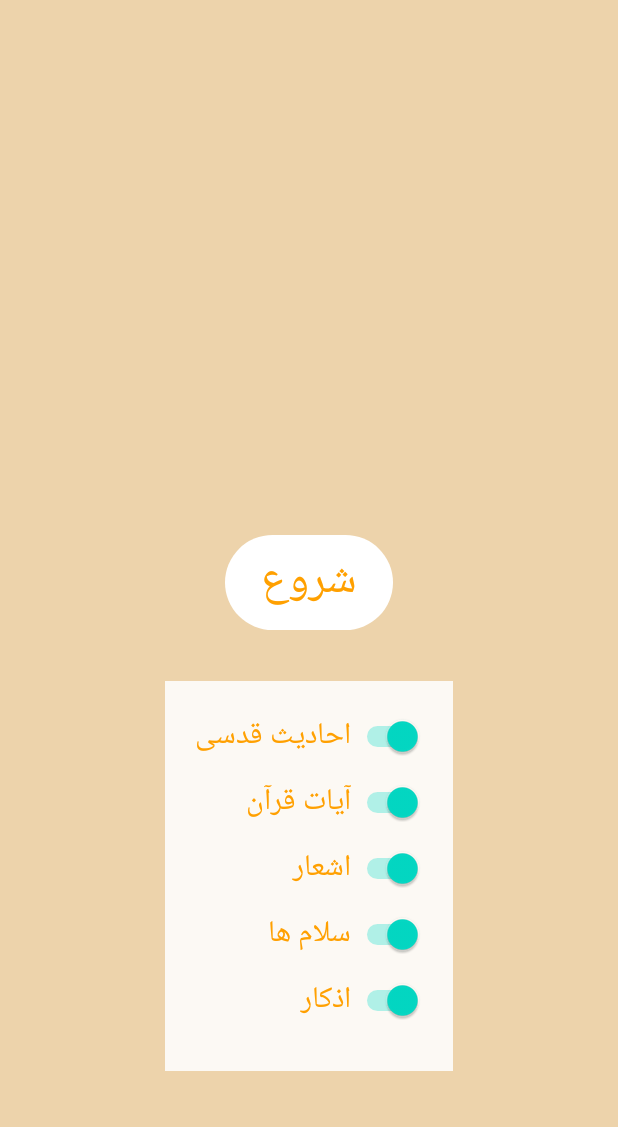
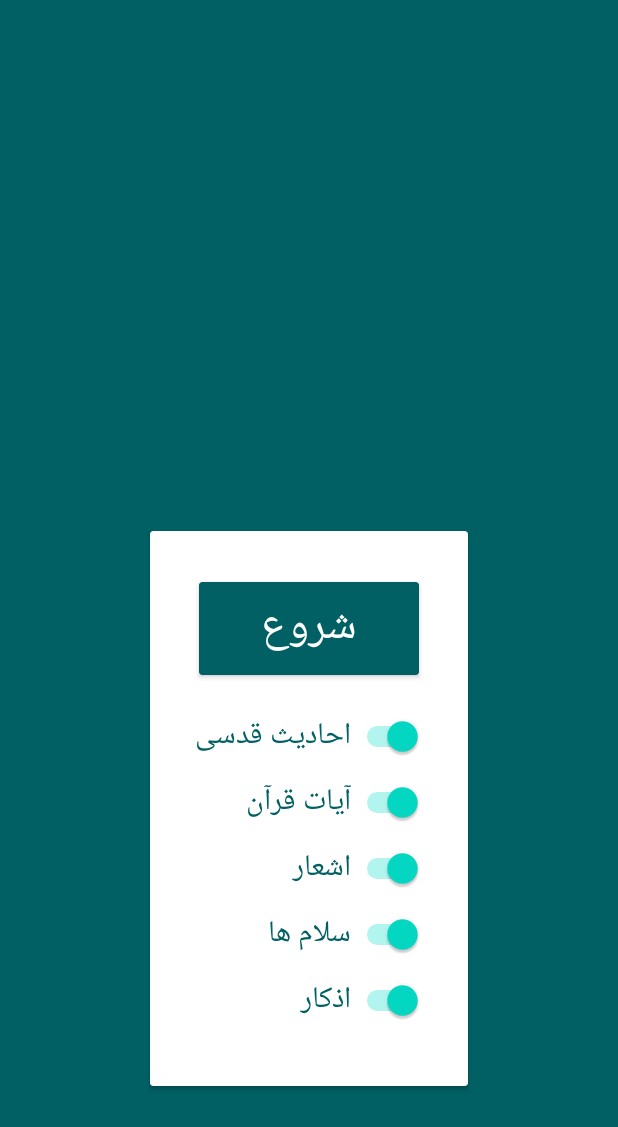
Before and after one commit to DrKei1/zekr, an Android app: the screen it shows after launch (MainActivity), on a phone screen of 412 x 824 dp. Shown: the top 1127 px of the screen. Run offline under Robolectric (Android 15) with nearby library versions, the phone set to English and light mode, and no system bars; our stand-ins replace Room's generated code.

Commit message:
alpha v1

```diff
--- a/app/src/main/AndroidManifest.xml
+++ b/app/src/main/AndroidManifest.xml
@@ -1,14 +1,10 @@
 <?xml version="1.0" encoding="utf-8"?>
 <manifest xmlns:android="http://schemas.android.com/apk/res/android"
     xmlns:tools="http://schemas.android.com/tools">
-
     <uses-permission android:name="android.permission.WAKE_LOCK"/>
-
     <uses-permission android:name="android.permission.FOREGROUND_SERVICE"/>
     <uses-permission android:name="android.permission.SYSTEM_ALERT_WINDOW" />
-
     <uses-permission android:name="android.permission.ACTION_MANAGE_OVERLAY_PERMISSION" />
-
 
     <application
         android:allowBackup="true"
@@ -27,10 +23,8 @@
             android:exported="true">
             <intent-filter>
                 <action android:name="android.intent.action.MAIN" />
-
                 <category android:name="android.intent.category.LAUNCHER" />
             </intent-filter>
         </activity>
     </application>
-
 </manifest>
--- a/app/src/main/java/al/hamdu/lil/allah/ui/MainActivity.kt
+++ b/app/src/main/java/al/hamdu/lil/allah/ui/MainActivity.kt
@@ -22,9 +22,7 @@ class MainActivity : AppCompatActivity() {
         setContentView(activityMainBinding.root)
         val resultLauncher = registerForActivityResult(ActivityResultContracts.StartActivityForResult()){}
         activityMainBinding.button.setOnClickListener {
-
             val intentToService = Intent(this, ZekrService()::class.java)
-
             if (Build.VERSION.SDK_INT >= Build.VERSION_CODES.M) {
                 if (!Settings.canDrawOverlays(this)) {
                     val intentToPermission = Intent(
--- a/app/src/main/res/layout/activity_main.xml
+++ b/app/src/main/res/layout/activity_main.xml
@@ -3,27 +3,19 @@
     xmlns:tools="http://schemas.android.com/tools"
     android:layout_width="match_parent"
     android:layout_height="match_parent"
-    android:background="#EDD3AB"
+    xmlns:app="http://schemas.android.com/apk/res-auto"
+    android:background="#006064"
     android:gravity="bottom"
     android:orientation="vertical"
     tools:context=".ui.MainActivity">
 
-    <LinearLayout
+    <androidx.cardview.widget.CardView
         android:layout_width="wrap_content"
         android:layout_height="wrap_content"
         android:orientation="vertical"
+        app:cardBackgroundColor="@color/white"
         android:layout_gravity="center"
         android:layout_marginBottom="100dp">
-        <Button
-            android:id="@+id/button"
-            android:layout_width="wrap_content"
-            android:layout_height="wrap_content"
-            android:textColor="#FFA000"
-            android:layout_gravity="center"
-            android:gravity="center"
-            android:textSize="30sp"
-            android:layout_marginBottom="20dp"
-            android:text="شروع" />
 
         <LinearLayout
             android:layout_width="wrap_content"
@@ -31,66 +23,77 @@
             android:orientation="vertical"
             android:layout_gravity="center"
             android:gravity="center"
-            android:background="#DDFFFFFF"
             android:padding="20dp"
             android:layout_margin="10dp">
 
+            <androidx.cardview.widget.CardView
+                android:id="@+id/button"
+                android:layout_width="match_parent"
+                android:layout_height="match_parent"
+                android:layout_gravity="center"
+                android:gravity="center"
+                app:cardBackgroundColor="#006064"
+                app:cardElevation="2dp"
+                app:cardUseCompatPadding="true"
+                android:padding="5dp"
+                android:orientation="vertical"
+                android:layout_marginBottom="20dp">
+
+                <TextView
+                    android:layout_width="match_parent"
+                    android:layout_height="wrap_content"
+                    android:textColor="#FFFFFF"
+                    android:layout_gravity="center"
+                    android:gravity="center"
+                    android:padding="5dp"
+                    android:textSize="30sp"
+                    android:text="شروع"/>
+            </androidx.cardview.widget.CardView>
             <Switch
                 android:id="@+id/switch_ahadith"
                 android:layout_width="match_parent"
                 android:layout_height="wrap_content"
                 android:layout_marginBottom="10dp"
+                android:textColor="#006064"
                 android:checked="true"
-                android:textColor="#FFA000"
                 android:textSize="20sp"
                 android:text="احادیث قدسی" />
-
             <Switch
                 android:id="@+id/switch_ayat"
                 android:layout_width="match_parent"
                 android:layout_height="wrap_content"
                 android:layout_marginBottom="10dp"
+                android:textColor="#006064"
                 android:checked="true"
-                android:textColor="#FFA000"
                 android:textSize="20sp"
                 android:text="آیات قرآن" />
-
             <Switch
                 android:id="@+id/switch_poems"
                 android:layout_width="match_parent"
                 android:layout_height="wrap_content"
                 android:layout_marginBottom="10dp"
+                android:textColor="#006064"
                 android:checked="true"
                 android:textSize="20sp"
-                android:textColor="#FFA000"
                 android:text="اشعار" />
-
             <Switch
                 android:id="@+id/switch_salams"
                 android:layout_width="match_parent"
                 android:layout_height="wrap_content"
                 android:layout_marginBottom="10dp"
+                android:textColor="#006064"
                 android:checked="true"
                 android:textSize="20sp"
-                android:textColor="#FFA000"
                 android:text="سلام ها" />
-
             <Switch
                 android:id="@+id/switch_zekrs"
                 android:layout_width="match_parent"
                 android:layout_height="wrap_content"
                 android:layout_marginBottom="10dp"
+                android:textColor="#006064"
                 android:checked="true"
                 android:textSize="20sp"
-                android:textColor="#FFA000"
                 android:text="اذکار" />
-
-
         </LinearLayout>
-
-    </LinearLayout>
-
-
-
-
+    </androidx.cardview.widget.CardView>
 </LinearLayout>
--- a/app/src/main/res/raw/poems.txt
+++ b/app/src/main/res/raw/poems.txt
@@ -221,11 +221,8 @@
 «پیش مؤمن کی بود این قصه خوار
 
   قدر عشق گوش، عشق گوشوار» @
-«تا که احمق باقی است اندر جهان
 
-  مرد مفلس کی شود محتاج نان» @
 «تیغ‌دادن در کف زنگی مست
-
   به که آید علم، ناکس را بدست» @
 «چون زخود رستی همه برهان شدی
 
--- a/app/src/main/res/raw/zekrs.txt
+++ b/app/src/main/res/raw/zekrs.txt
@@ -54,3 +54,6 @@
   یا وَهّابُ یاذَالطَّول @
   ان صلاه و نسکی و محیای و مماتی لالله رب العالمین @
   اللهم عجل لولیک الفرج  @
+
+*- اَللّهُمَّ اجْعَلْ مَحْیایَ مَحْیا مُحَمَّدٍ وَ آلِ مُحَمَّدٍ وَ مَماتی مَماتَ مُحَمَّدٍ وَ آلِ مُحَمَّدٍ
+پروردگارا مرا به آیین محمد و آل اطهارش زنده بدار و رحلتم را به آن آیین بمیران@
--- a/app/src/main/res/values/strings.xml
+++ b/app/src/main/res/values/strings.xml
@@ -2,4 +2,5 @@
     <string name="app_name">دائم الذکر</string>
     <string name="channel_name">test_channel_name</string>
     <string name="channel_description">test_channel_description</string>
+    <string name="close">بستن</string>
 </resources>
```
Also changed, not shown: app/build.gradle (+4 -3 lines), app/src/main/res/layout/window_popup.xml (+13 -17 lines), app/src/main/res/raw/salams.txt (+30 -15 lines), app/src/main/res/font/iy_bold.ttf (added), app/src/main/res/font/iy_light.ttf (added), app/src/main/res/font/iy_regular.ttf (added), app/src/main/res/raw/ayat.txt (line endings or trailing spaces), app/src/main/res/raw/extra.txt (line endings or trailing spaces), 3 other files.
